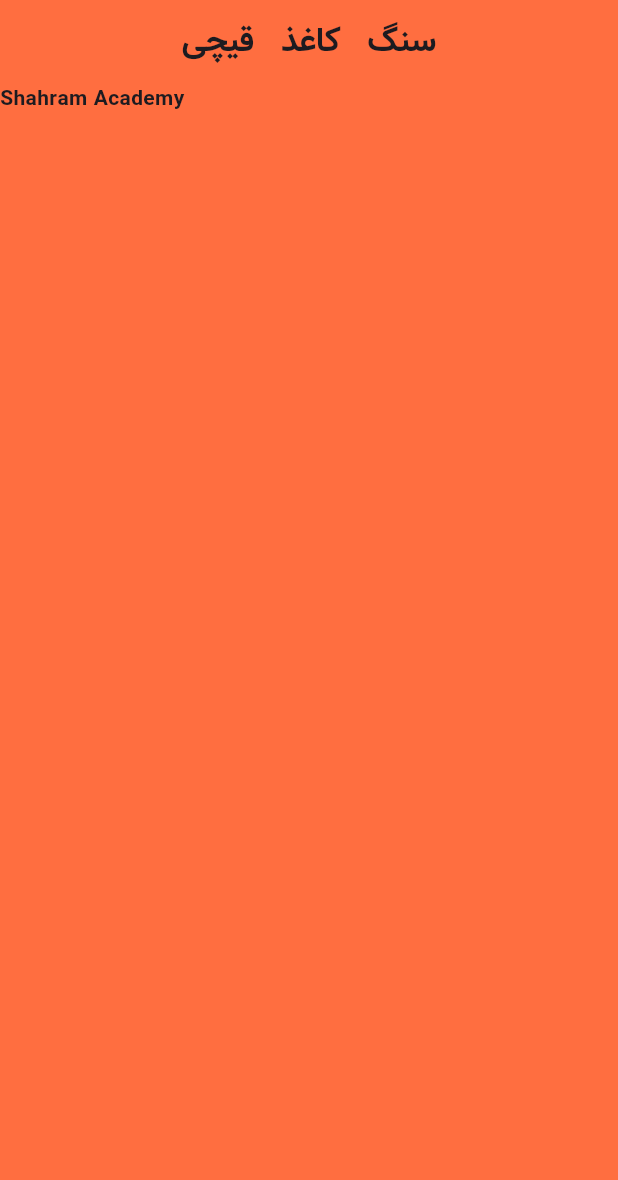
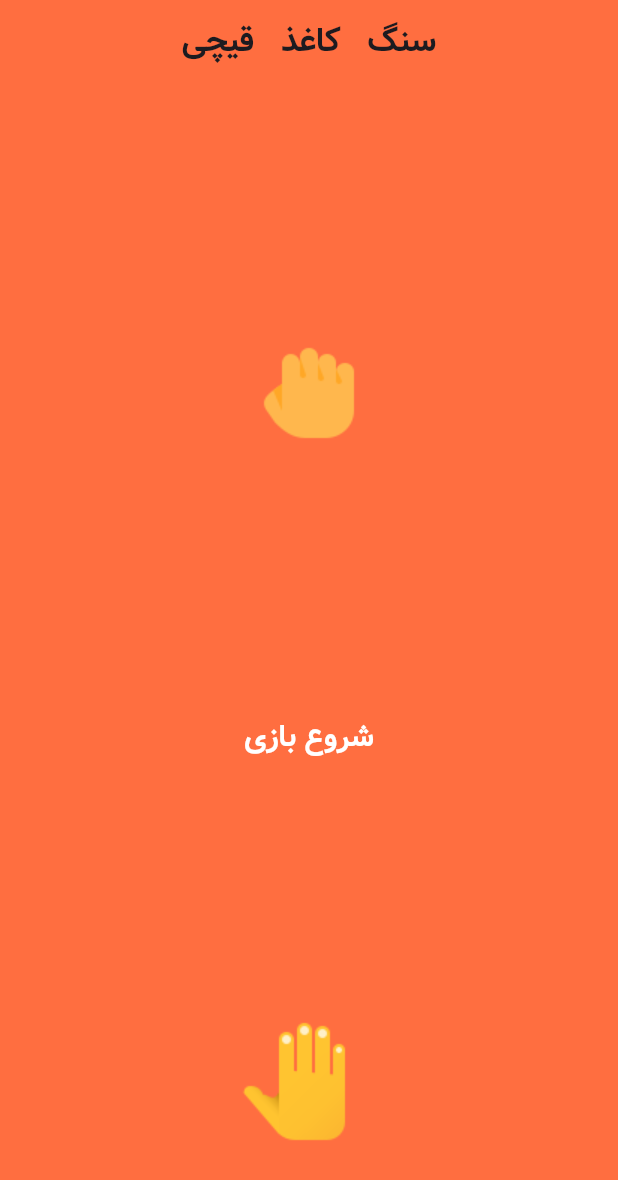
Before and after one commit to ShahramDeveloper/flutter_rock_paper_scissors, a Flutter app: the screen it shows after launch, on a phone screen of 412 x 824 dp. Shown: the top 1180 px of the screen. Run offline on Flutter 3.47's test engine with Material 3 defaults, Android fonts, the phone set to English and light mode, and no system bars.

Commit message:
Add 2 images to Application widget in main.dart. Create a TextButton in Application widget in main.dart.

```diff
--- a/lib/main.dart
+++ b/lib/main.dart
@@ -20,10 +20,27 @@ class Application extends StatelessWidget {
         ),
         backgroundColor: Colors.deepOrangeAccent,
         body: SafeArea(
-          child: Column(
-            children: [
-              Text('Shahram Academy'),
-            ],
+          child: SingleChildScrollView(
+            child: Column(
+              mainAxisSize: MainAxisSize.max,
+              crossAxisAlignment: CrossAxisAlignment.stretch,
+              children: [
+                Image(
+                  image: AssetImage('images/1.png'),
+                ),
+                TextButton(
+                  style: TextButton.styleFrom(foregroundColor: Colors.white),
+                  onPressed: () {},
+                  child: Text(
+                    'شروع بازی',
+                    style: TextStyle(fontSize: 20),
+                  ),
+                ),
+                Image(
+                  image: AssetImage('images/2.png'),
+                )
+              ],
+            ),
           ),
         ),
       ),
```
